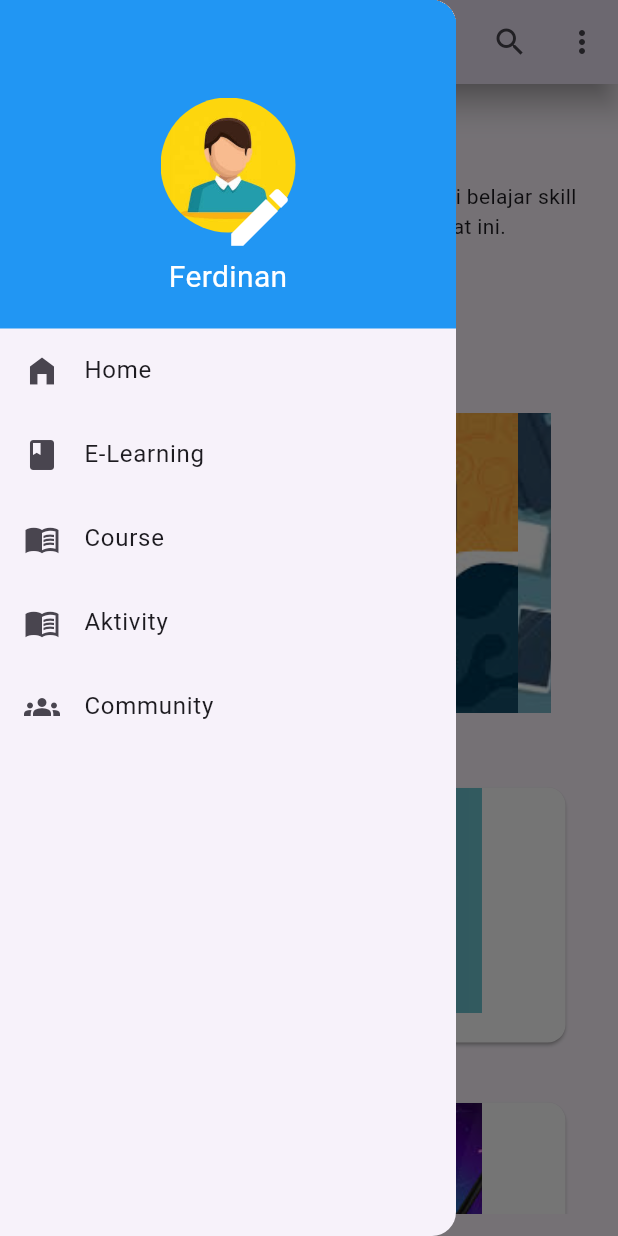
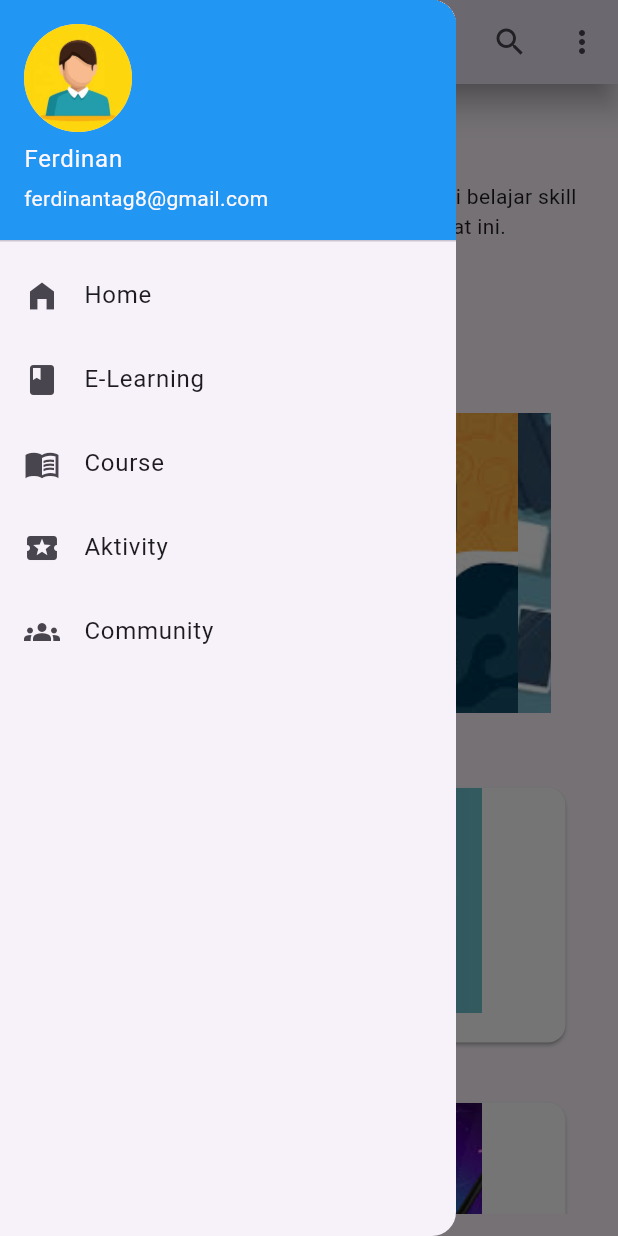
Before and after one commit to ferdinann/mobile, a Flutter app: the MyHome2 screen opened directly, with the side drawer open, on a phone screen of 412 x 824 dp. Run offline on Flutter 3.47's test engine with Material 3 defaults, Android fonts, the phone set to English and light mode, and no system bars.

Commit message:
Upload projek

```diff
--- a/kelompok_oal/lib/Activity/home2.dart
+++ b/kelompok_oal/lib/Activity/home2.dart
@@ -147,59 +147,25 @@ class _MyHome2State extends State<MyHome2> {
       drawer: Drawer(
         child: Column(
           children: [
-            Container(
-              color: Colors.blue,
-              width: double.infinity,
-              padding: const EdgeInsets.only(top: 50),
-              child: Column(
-                mainAxisAlignment: MainAxisAlignment.center,
-                children: [
             GestureDetector(
-                    onTap: () {
-                      Navigator.push(
-                          context,
-                          MaterialPageRoute(
-                              builder: (context) => const MyProfile()));
-                    },
-                    child: Stack(
-                      children: [
-                        Container(
-                          margin: const EdgeInsets.symmetric(vertical: 15),
+              child: UserAccountsDrawerHeader(
+                accountName: Text("Ferdinan"),
+                accountEmail: Text("ferdinantag8@gmail.com"),
+                currentAccountPicture: CircleAvatar(
+                    child: Container(
                         height: 90,
                         decoration: const BoxDecoration(
                           shape: BoxShape.circle,
                           image: DecorationImage(
                             image: AssetImage('assets/images/profile.jpeg'),
                           ),
+                        ))),
+                decoration: BoxDecoration(color: Colors.blue),
               ),
-                        ),
-                        Row(
-                          children: [
-                            Padding(
-                              padding:
-                                  const EdgeInsets.only(top: 70, left: 148),
-                              child: Icon(
-                                Icons.edit,
-                                size: 50,
-                                color: Colors.white,
-                              ),
-                            ),
-                          ],
-                        ),
-                      ],
-                    ),
-                  ),
-                  const Center(
-                    child: Padding(
-                      padding: EdgeInsets.only(bottom: 20),
-                      child: Text(
-                        'Ferdinan',
-                        style: TextStyle(color: Colors.white, fontSize: 20),
-                      ),
-                    ),
-                  ),
-                ],
-              ),
+              onTap: () {
+                Navigator.push(context,
+                    MaterialPageRoute(builder: (context) => MyProfile()));
+              },
             ),
             ListTile(
               leading: const Icon(Icons.home_filled),
@@ -227,7 +193,7 @@ class _MyHome2State extends State<MyHome2> {
               },
             ),
             ListTile(
-              leading: const Icon(Icons.menu_book_sharp),
+              leading: const Icon(Icons.local_activity),
               title: const Text('Aktivity'),
               onTap: () {
                 Navigator.push(
@@ -284,7 +250,6 @@ class _MyHome2State extends State<MyHome2> {
             child: Row(
               children: [
                 DropdownButton(
-                  // dropdownColor: Colors.blue[50],
                   value: selectedDDB,
                   hint: const Text("Product"),
                   items: const [
```
Also changed, not shown: kelompok_oal/lib/Activity/myButton.dart (added, +33 -0 lines), kelompok_oal/lib/Activity/profile.dart (+18 -80 lines). Lines whose indentation alone changed are shown as unchanged.
